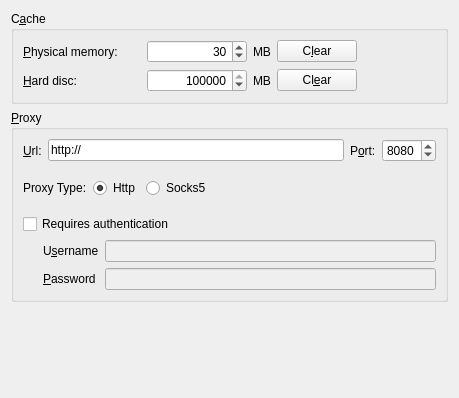
KDE/marble, file src/lib/MarbleCacheSettingsWidget.ui: the form before one commit.
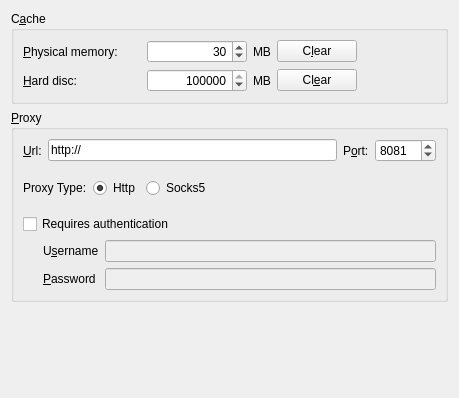
The form after the commit.

Commit message: Allow proxy port numbers up to 65535 BUG: 190801

Patch:
```diff
--- a/src/lib/MarbleCacheSettingsWidget.ui
+++ b/src/lib/MarbleCacheSettingsWidget.ui
@@ -203,10 +203,10 @@
         <item>
          <widget class="QSpinBox" name="kcfg_proxyPort">
           <property name="maximum">
-           <number>9999</number>
+           <number>65535</number>
           </property>
           <property name="value">
-           <number>8080</number>
+           <number>8081</number>
           </property>
          </widget>
         </item>
```
The commit also changes 1 other file.
